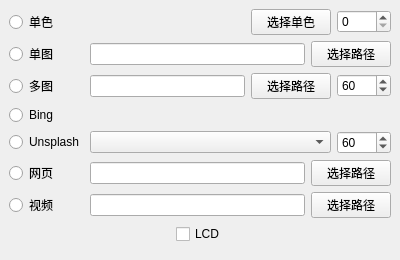
First picture: the form in YhcaoWallpaperEngine/mainwindow.ui, repository CAOJINGYOU/YhcaoWallpaperEngine, before the edit.
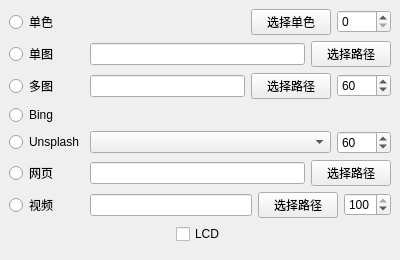
Second picture: the form after the edit. Icons and pictures are not drawn.

What changed in the file:
```diff
--- a/YhcaoWallpaperEngine/mainwindow.ui
+++ b/YhcaoWallpaperEngine/mainwindow.ui
@@ -282,7 +282,11 @@
        </widget>
       </item>
       <item>
-       <widget class="QLineEdit" name="lineEditVideo"/>
+       <widget class="QLineEdit" name="lineEditVideo">
+        <property name="readOnly">
+         <bool>true</bool>
+        </property>
+       </widget>
       </item>
       <item>
        <widget class="QPushButton" name="pushButtonVideo">
@@ -291,6 +295,16 @@
         </property>
        </widget>
       </item>
+      <item>
+       <widget class="QSpinBox" name="spinBoxVideo">
+        <property name="maximum">
+         <number>100</number>
+        </property>
+        <property name="value">
+         <number>100</number>
+        </property>
+       </widget>
+      </item>
      </layout>
     </item>
     <item row="7" column="0">
```
